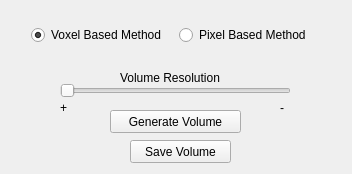
Old version of the form VolumeReconstructionWidget.ui in the repository FubuFabian/ThreeViews.
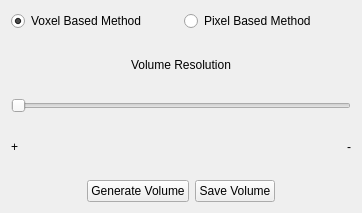
New version of the form.

Patch:
```diff
--- a/VolumeReconstructionWidget.ui
+++ b/VolumeReconstructionWidget.ui
@@ -6,48 +6,17 @@
    <rect>
     <x>0</x>
     <y>0</y>
-    <width>352</width>
-    <height>174</height>
+    <width>362</width>
+    <height>213</height>
    </rect>
   </property>
   <property name="windowTitle">
    <string>VolumeReconstructionWidget</string>
   </property>
-  <widget class="QPushButton" name="generate">
-   <property name="geometry">
-    <rect>
-     <x>110</x>
-     <y>110</y>
-     <width>131</width>
-     <height>23</height>
-    </rect>
-   </property>
-   <property name="text">
-    <string>Generate Volume</string>
-   </property>
-  </widget>
-  <widget class="QPushButton" name="save">
-   <property name="geometry">
-    <rect>
-     <x>130</x>
-     <y>140</y>
-     <width>101</width>
-     <height>23</height>
-    </rect>
-   </property>
-   <property name="text">
-    <string>Save Volume</string>
-   </property>
-  </widget>
-  <widget class="QWidget" name="horizontalLayoutWidget">
-   <property name="geometry">
-    <rect>
-     <x>20</x>
-     <y>10</y>
-     <width>312</width>
-     <height>51</height>
-    </rect>
-   </property>
+  <layout class="QHBoxLayout" name="horizontalLayout_5">
+   <item>
+    <layout class="QVBoxLayout" name="verticalLayout">
+     <item>
    <layout class="QHBoxLayout" name="horizontalLayout">
     <item>
      <widget class="QRadioButton" name="voxelMethod">
@@ -67,59 +36,129 @@
      </widget>
     </item>
    </layout>
-  </widget>
-  <widget class="QSlider" name="resolution">
-   <property name="geometry">
-    <rect>
-     <x>60</x>
-     <y>80</y>
-     <width>231</width>
-     <height>22</height>
-    </rect>
-   </property>
+     </item>
+     <item>
+      <layout class="QHBoxLayout" name="horizontalLayout_6">
+       <item>
+        <spacer name="horizontalSpacer_5">
    <property name="orientation">
     <enum>Qt::Horizontal</enum>
    </property>
-  </widget>
+         <property name="sizeHint" stdset="0">
+          <size>
+           <width>40</width>
+           <height>20</height>
+          </size>
+         </property>
+        </spacer>
+       </item>
+       <item>
   <widget class="QLabel" name="label">
-   <property name="geometry">
-    <rect>
-     <x>120</x>
-     <y>70</y>
-     <width>121</width>
-     <height>16</height>
-    </rect>
-   </property>
    <property name="text">
     <string>Volume Resolution</string>
    </property>
   </widget>
-  <widget class="QLabel" name="label_2">
-   <property name="geometry">
-    <rect>
-     <x>280</x>
-     <y>100</y>
-     <width>16</width>
-     <height>16</height>
-    </rect>
-   </property>
-   <property name="text">
-    <string>-</string>
-   </property>
-  </widget>
+       </item>
+       <item>
+        <spacer name="horizontalSpacer_6">
+         <property name="orientation">
+          <enum>Qt::Horizontal</enum>
+         </property>
+         <property name="sizeHint" stdset="0">
+          <size>
+           <width>40</width>
+           <height>20</height>
+          </size>
+         </property>
+        </spacer>
+       </item>
+      </layout>
+     </item>
+     <item>
+      <widget class="QSlider" name="resolution">
+       <property name="orientation">
+        <enum>Qt::Horizontal</enum>
+       </property>
+      </widget>
+     </item>
+     <item>
+      <layout class="QHBoxLayout" name="horizontalLayout_7">
+       <item>
   <widget class="QLabel" name="label_3">
-   <property name="geometry">
-    <rect>
-     <x>60</x>
-     <y>100</y>
-     <width>16</width>
-     <height>16</height>
-    </rect>
-   </property>
    <property name="text">
     <string>+</string>
    </property>
   </widget>
+       </item>
+       <item>
+        <spacer name="horizontalSpacer_7">
+         <property name="orientation">
+          <enum>Qt::Horizontal</enum>
+         </property>
+         <property name="sizeHint" stdset="0">
+          <size>
+           <width>40</width>
+           <height>20</height>
+          </size>
+         </property>
+        </spacer>
+       </item>
+       <item>
+        <widget class="QLabel" name="label_2">
+         <property name="text">
+          <string>-</string>
+         </property>
+        </widget>
+       </item>
+      </layout>
+     </item>
+     <item>
+      <layout class="QHBoxLayout" name="horizontalLayout_4">
+       <item>
+        <spacer name="horizontalSpacer">
+         <property name="orientation">
+          <enum>Qt::Horizontal</enum>
+         </property>
+         <property name="sizeHint" stdset="0">
+          <size>
+           <width>40</width>
+           <height>20</height>
+          </size>
+         </property>
+        </spacer>
+       </item>
+       <item>
+        <widget class="QPushButton" name="generate">
+         <property name="text">
+          <string>Generate Volume</string>
+         </property>
+        </widget>
+       </item>
+       <item>
+        <widget class="QPushButton" name="save">
+         <property name="text">
+          <string>Save Volume</string>
+         </property>
+        </widget>
+       </item>
+       <item>
+        <spacer name="horizontalSpacer_2">
+         <property name="orientation">
+          <enum>Qt::Horizontal</enum>
+         </property>
+         <property name="sizeHint" stdset="0">
+          <size>
+           <width>40</width>
+           <height>20</height>
+          </size>
+         </property>
+        </spacer>
+       </item>
+      </layout>
+     </item>
+    </layout>
+   </item>
+  </layout>
  </widget>
  <layoutdefault spacing="6" margin="11"/>
  <resources/>
```
Lines whose indentation alone changed are shown as unchanged.
